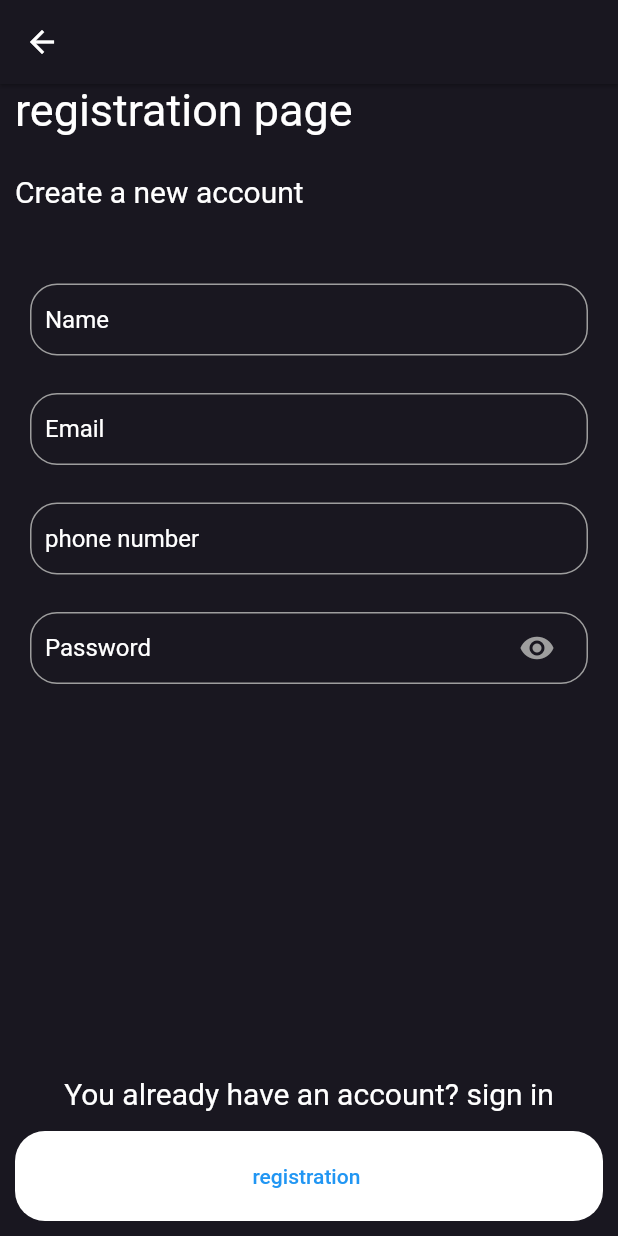
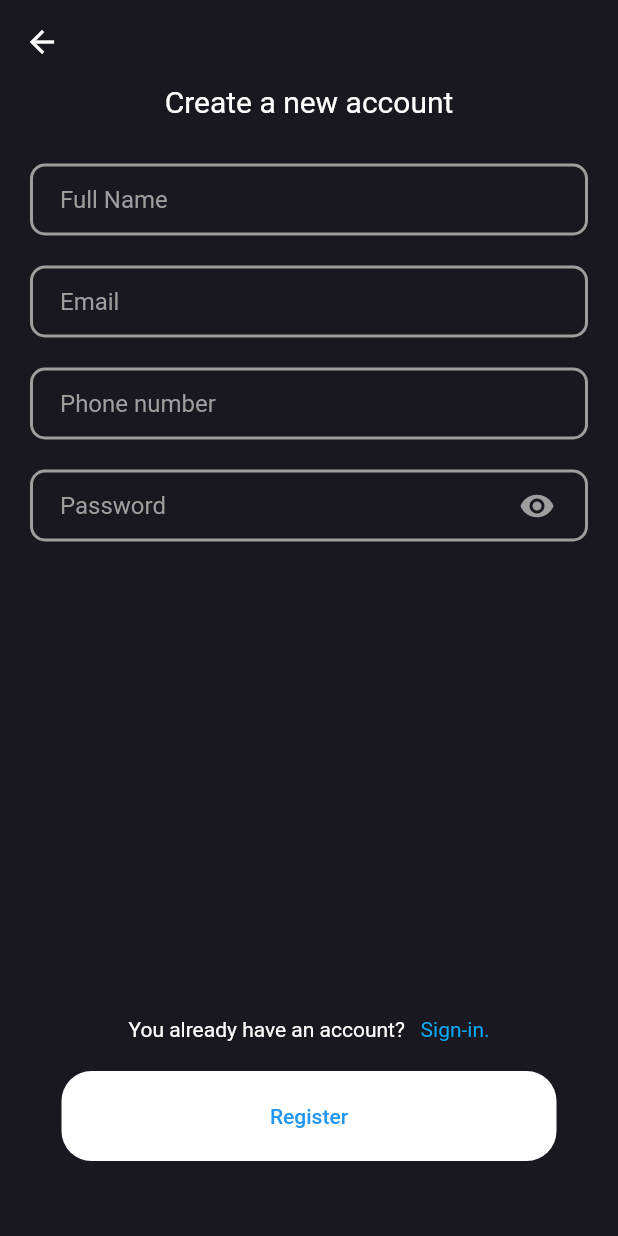
Before and after one commit to yaseen1998/FlutterProjectSeven, a Flutter app: the screen it shows after launch, after a tap on "Register", on a phone screen of 412 x 824 dp. Run offline on Flutter 3.47's test engine with Material 2 defaults, Android fonts, the phone set to English and light mode, and no system bars; our stand-ins replace ionicons, page_transition.

Commit message:
Fixed login/register screens

```diff
--- a/lib/screens/registration_screen.dart
+++ b/lib/screens/registration_screen.dart
@@ -2,84 +2,66 @@ import 'package:flutter/material.dart';
 import '../screens/screens.dart';
 import '../widgets/widgets.dart';
 
-class Registration_Ppage extends StatefulWidget {
-  const Registration_Ppage({super.key});
+class RegistrationScreen extends StatefulWidget {
+  const RegistrationScreen({super.key});
 
   @override
-  State<Registration_Ppage> createState() => _Registration_PpageState();
+  State<RegistrationScreen> createState() => _RegistrationScreenState();
 }
 
-class _Registration_PpageState extends State<Registration_Ppage> {
-  bool passwordvisible = true;
+class _RegistrationScreenState extends State<RegistrationScreen> {
+  bool isPasswordVisible = true;
   @override
   Widget build(BuildContext context) {
     return Scaffold(
       appBar: AppBar(
-        elevation: 1,
-        backgroundColor: Color(0xff191720),
+        elevation: 0,
+        backgroundColor: const Color(0xff191720),
         leading: IconButton(
             onPressed: () {
               Navigator.pop(
                 context,
                 MaterialPageRoute(
                   builder: (context) {
-                    return WelcomeScreen();
+                    return const WelcomeScreen();
                   },
                 ),
               );
             },
             icon: const Icon(Icons.arrow_back)),
       ),
-      backgroundColor: Color(0xff191720),
+      backgroundColor: const Color(0xff191720),
       body: SafeArea(
-          child: CustomScrollView(
-        slivers: [
-          SliverFillRemaining(
-            hasScrollBody: false,
         child: Padding(
           padding: const EdgeInsets.symmetric(horizontal: 10),
           child: Column(
             children: [
               Flexible(
                 child: Column(
-                      crossAxisAlignment: CrossAxisAlignment.start,
+                  crossAxisAlignment: CrossAxisAlignment.center,
                   children: [
-                        Text(
-                          "registration page",
-                          style: TextStyle(color: Colors.white, fontSize: 30),
-                        ),
-                        SizedBox(
-                          height: 25,
-                        ),
-                        Text(
+                    const Text(
                       "Create a new account",
                       style: TextStyle(color: Colors.white, fontSize: 20),
                     ),
-                        SizedBox(
-                          height: 50,
+                    const SizedBox(height: 20),
+                    const TextFieldWidget(
+                      hintText: "Full Name",
+                      inputType: TextInputType.name,
                     ),
-                        TextFieldWidget(
-                            hintText: "Name", inputType: TextInputType.name),
-                        SizedBox(
-                          height: 25,
+                    const TextFieldWidget(
+                      hintText: "Email",
+                      inputType: TextInputType.emailAddress,
                     ),
-                        TextFieldWidget(
-                            hintText: "Email",
-                            inputType: TextInputType.emailAddress),
-                        SizedBox(
-                          height: 25,
-                        ),
-                        TextFieldWidget(
-                            hintText: "phone number",
-                            inputType: TextInputType.phone),
-                        SizedBox(
-                          height: 25,
+                    const TextFieldWidget(
+                      hintText: "Phone number",
+                      inputType: TextInputType.phone,
                     ),
                     PasswordFieldWidget(
-                          isPasswordVisible: passwordvisible,
+                      isPasswordVisible: isPasswordVisible,
                       onTap: () {
                         setState(() {
-                              passwordvisible = !passwordvisible;
+                          isPasswordVisible = !isPasswordVisible;
                         });
                       },
                     )
@@ -89,31 +71,34 @@ class _Registration_PpageState extends State<Registration_Ppage> {
               Row(
                 mainAxisAlignment: MainAxisAlignment.center,
                 children: [
-                      Text(
+                  const Text(
                     "You already have an account? ",
-                        style: TextStyle(color: Colors.white, fontSize: 20),
+                    style: TextStyle(color: Colors.white),
                   ),
-                      Text(
-                        "sign in",
-                        style: TextStyle(color: Colors.white, fontSize: 20),
+                  const SizedBox(width: 7),
+                  GestureDetector(
+                    onTap: () {
+                      Navigator.pop(context);
+                    },
+                    child: const Text(
+                      "Sign-in.",
+                      style: TextStyle(color: Colors.lightBlue),
                     ),
-                      SizedBox(
-                        height: 50,
                   ),
                 ],
               ),
-                  TextButtonWidget(
-                    buttonLabel: "registration ",
+              Padding(
+                padding: const EdgeInsets.only(bottom: 50, top: 20),
+                child: TextButtonWidget(
+                  backgroundColor: Colors.white,
+                  buttonLabel: "Register",
                   onTap: () {},
-                    backgroundColor: Colors.white,
                 ),
-                  SizedBox(height: 10)
+              ),
             ],
           ),
         ),
       ),
-        ],
-      )),
     );
   }
 }
--- a/lib/screens/signin_screen.dart
+++ b/lib/screens/signin_screen.dart
@@ -52,12 +52,11 @@ class _SignInScreenState extends State<SignInScreen> {
                         fontSize: 18,
                       ),
                     ),
-                    const SizedBox(height: 40),
+                    const SizedBox(height: 20),
                     const TextFieldWidget(
                       hintText: "E-mail",
                       inputType: TextInputType.text,
                     ),
-                    const SizedBox(height: 20),
                     PasswordFieldWidget(
                       isPasswordVisible: isPasswordVisible,
                       onTap: () {
@@ -70,7 +69,6 @@ class _SignInScreenState extends State<SignInScreen> {
                   ],
                 ),
               ),
-              //? Don't have an account text.
               Row(
                 mainAxisAlignment: MainAxisAlignment.center,
                 children: [
@@ -85,7 +83,7 @@ class _SignInScreenState extends State<SignInScreen> {
                         context,
                         MaterialPageRoute(
                           builder: (context) {
-                            return Registration_Ppage();
+                            return const RegistrationScreen();
                           },
                         ),
                       );
@@ -111,9 +109,6 @@ class _SignInScreenState extends State<SignInScreen> {
                   },
                 ),
               ),
-              SizedBox(
-                height: 10,
-              )
             ],
           ),
         ),
--- a/lib/screens/welcome_screen.dart
+++ b/lib/screens/welcome_screen.dart
@@ -59,7 +59,7 @@ class _ButtonWidget extends StatelessWidget {
                 Navigator.push(
                   context,
                   PageTransition(
-                    child: Registration_Ppage(),
+                    child: const RegistrationScreen(),
                     type: PageTransitionType.bottomToTop,
                   ),
                 );
--- a/lib/widgets/button_widget.dart
+++ b/lib/widgets/button_widget.dart
@@ -14,7 +14,7 @@ class TextButtonWidget extends StatelessWidget {
   Widget build(BuildContext context) {
     return Container(
       height: 60,
-      width: double.infinity,
+      width: 330,
       decoration: BoxDecoration(
         color: backgroundColor,
         borderRadius: BorderRadius.circular(20),
--- a/lib/widgets/password_widget.dart
+++ b/lib/widgets/password_widget.dart
@@ -8,13 +8,14 @@ class PasswordFieldWidget extends StatelessWidget {
   @override
   Widget build(BuildContext context) {
     return Padding(
-      padding: const EdgeInsets.symmetric(horizontal: 10),
+      padding: const EdgeInsets.symmetric(vertical: 10, horizontal: 10),
       child: TextField(
         obscureText: isPasswordVisible,
-        style: TextStyle(color: Colors.white),
+        style: const TextStyle(color: Colors.white),
         keyboardType: TextInputType.text,
         textInputAction: TextInputAction.done,
         decoration: InputDecoration(
+          contentPadding: const EdgeInsets.symmetric(horizontal: 20),
           suffixIcon: Padding(
             padding: const EdgeInsets.symmetric(horizontal: 10),
             child: IconButton(
@@ -22,20 +23,20 @@ class PasswordFieldWidget extends StatelessWidget {
               highlightColor: Colors.transparent,
               onPressed: onTap,
               icon: Icon(
-                  isPasswordVisible ? Icons.visibility : Icons.visibility_off),
+                isPasswordVisible ? Icons.visibility : Icons.visibility_off,
+              ),
               color: Colors.grey,
             ),
           ),
-          contentPadding: EdgeInsets.all(10),
           hintText: "Password",
-          hintStyle: const TextStyle(color: Colors.white),
+          hintStyle: const TextStyle(color: Colors.grey),
           enabledBorder: OutlineInputBorder(
-            borderSide: BorderSide(color: Colors.grey, width: 1),
-            borderRadius: BorderRadius.circular(18),
+            borderSide: const BorderSide(color: Colors.grey, width: 2),
+            borderRadius: BorderRadius.circular(10),
           ),
           focusedBorder: OutlineInputBorder(
-            borderSide: BorderSide(color: Colors.white, width: 1),
-            borderRadius: BorderRadius.circular(18),
+            borderSide: const BorderSide(color: Colors.white, width: 2),
+            borderRadius: BorderRadius.circular(10),
           ),
         ),
       ),
--- a/lib/widgets/textfield_widget.dart
+++ b/lib/widgets/textfield_widget.dart
@@ -12,22 +12,22 @@ class TextFieldWidget extends StatelessWidget {
   @override
   Widget build(BuildContext context) {
     return Padding(
-      padding: const EdgeInsets.symmetric(horizontal: 10),
+      padding: const EdgeInsets.symmetric(vertical: 10, horizontal: 10),
       child: TextField(
         style: const TextStyle(color: Colors.white),
         keyboardType: inputType,
         textInputAction: TextInputAction.next,
         decoration: InputDecoration(
-          contentPadding: const EdgeInsets.all(10),
+          contentPadding: const EdgeInsets.symmetric(horizontal: 20),
           hintText: hintText,
-          hintStyle: const TextStyle(color: Colors.white),
+          hintStyle: const TextStyle(color: Colors.grey),
           enabledBorder: OutlineInputBorder(
-            borderSide: const BorderSide(color: Colors.grey, width: 1),
-            borderRadius: BorderRadius.circular(18),
+            borderSide: const BorderSide(color: Colors.grey, width: 2),
+            borderRadius: BorderRadius.circular(10),
           ),
           focusedBorder: OutlineInputBorder(
-            borderSide: const BorderSide(color: Colors.white, width: 1),
-            borderRadius: BorderRadius.circular(18),
+            borderSide: const BorderSide(color: Colors.white, width: 2),
+            borderRadius: BorderRadius.circular(10),
           ),
         ),
       ),
```
Lines whose indentation alone changed are shown as unchanged.
